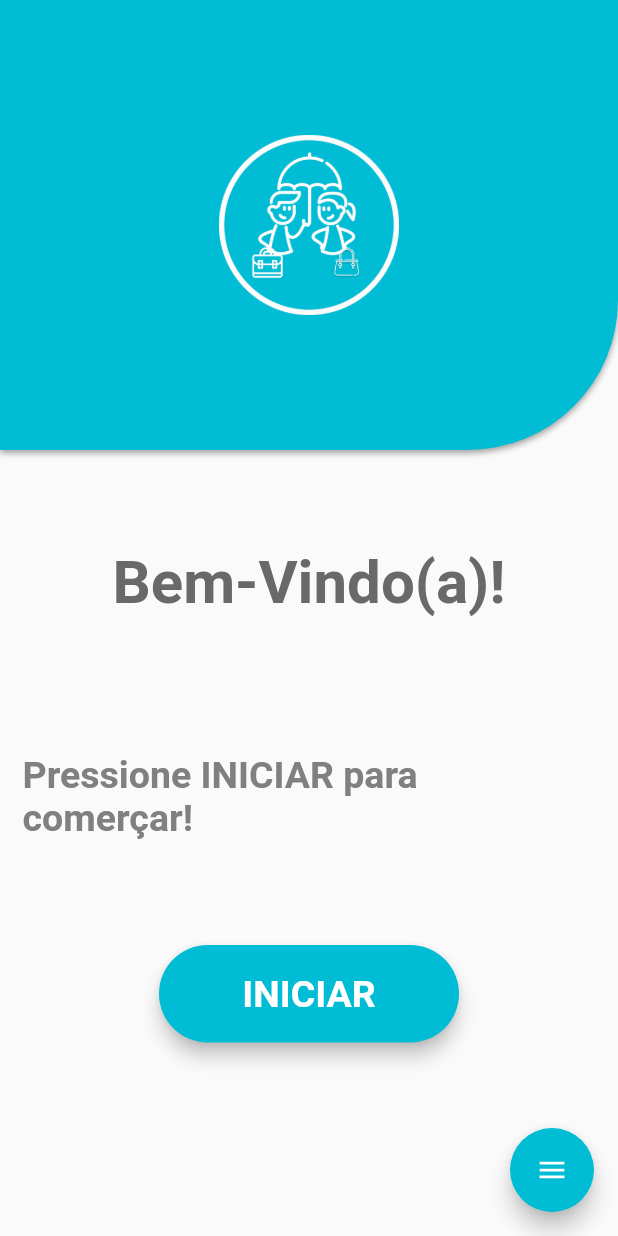
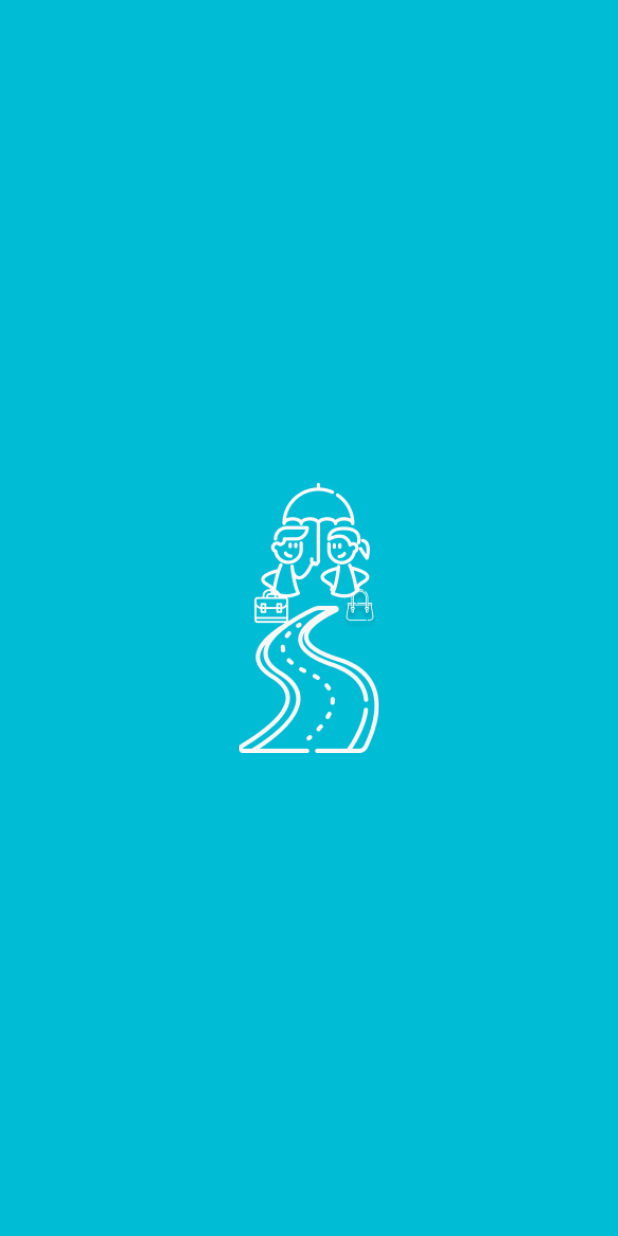
Before and after one commit to Arlissonjaques/AdoraApp, a Flutter app: the first screen one second after launch, on a phone screen of 412 x 824 dp. Run offline on Flutter 3.47's test engine with Material 2 defaults, Android fonts, the phone set to English and light mode, and no system bars; drawn by our look-alikes of flutter_speed_dial.

Commit message:
Splashscreen added

```diff
--- a/lib/main.dart
+++ b/lib/main.dart
@@ -1,10 +1,11 @@
 import 'package:adoraapp/pages/home_page.dart';
+import 'package:adoraapp/pages/splashscreen.dart';
 import 'package:flutter/material.dart';
 
 
 void main(){
   runApp(MaterialApp(
-    home: Home(),
+    home: Splash(),
     debugShowCheckedModeBanner: false,
   ));
 }
--- a/lib/pages/home_page.dart
+++ b/lib/pages/home_page.dart
@@ -1,6 +1,6 @@
-import 'package:adoraapp/mywidgets/app_bar.dart';
-import 'package:adoraapp/mywidgets/button.dart';
-import 'package:adoraapp/mywidgets/buttons_float.dart';
+import 'package:adoraapp/widgets/app_bar.dart';
+import 'package:adoraapp/widgets/button.dart';
+import 'package:adoraapp/widgets/buttons_float.dart';
 import 'package:flutter/material.dart';
 
 
--- /dev/null
+++ b/lib/pages/splashscreen.dart
@@ -0,0 +1,36 @@
+import 'package:adoraapp/pages/home_page.dart';
+import 'package:flutter/material.dart';
+
+
+class Splash extends StatefulWidget {
+  @override
+  _SplashState createState() => _SplashState();
+}
+
+class _SplashState extends State<Splash> {
+  @override
+  Widget build(BuildContext context) {
+    return Scaffold(
+      backgroundColor: Colors.cyan,
+      body: Container(
+        alignment: Alignment.center,
+        child: Image.asset("assets/images/logo-splashscreen.png",
+        height: 180,
+        ),
+      ),
+    );
+  }
+
+  @override
+  void initState(){
+    super.initState();
+
+    Future.delayed(Duration(seconds: 3)).then((_){
+      Navigator.of(context).pushReplacement(
+        MaterialPageRoute(builder: (context) => Home())
+      );
+    });
+  }
+
+
+}
--- a/pubspec.yaml
+++ b/pubspec.yaml
@@ -50,7 +50,7 @@ flutter:
   # To add assets to your application, add an assets section, like this:
   assets:
      - assets/images/logo.png
-  #   - images/a_dot_ham.jpeg
+     - assets/images/logo-splashscreen.png
 
   # An image asset can refer to one or more resolution-specific "variants", see
   # https://flutter.dev/assets-and-images/#resolution-aware.
```
Also changed, not shown: assets/images/logo-splashscreen.png (added), lib/widgets/app_bar.dart (renamed from lib/mywidgets/app_bar.dart), lib/widgets/button.dart (renamed from lib/mywidgets/button.dart), lib/widgets/buttons_float.dart (renamed from lib/mywidgets/buttons_float.dart).
